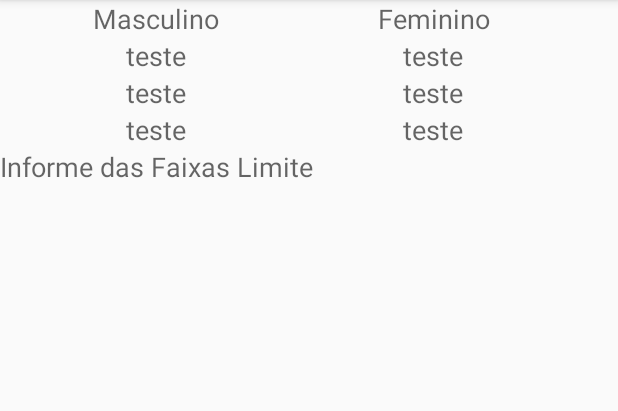
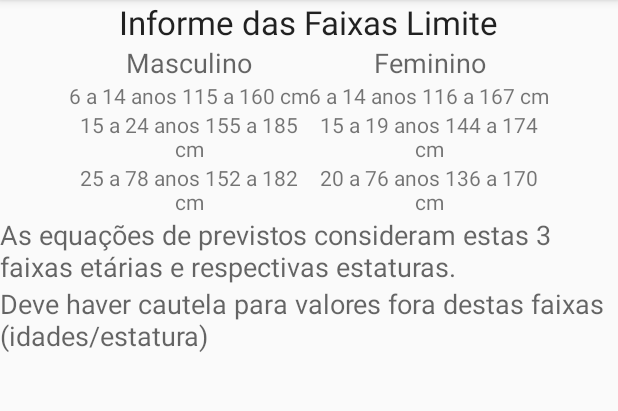
Before and after one commit to FabricaAppU9/Espirometria, an Android app: the FaixasLimiteActivity screen opened directly, with no data from a screen before it, on a phone screen of 412 x 824 dp, the part 84-495 px from its top. Run offline under Robolectric (Android 15) with nearby library versions, the phone set to English and light mode, and no system bars.

Commit message:
ProCalc - Atualização da Activity Faixas Limite #59: Inserção dos informes na tela

```diff
--- a/ProCalc/app/src/main/java/espirometria/fabricaapp/uninove/com/br/procalc/activities/MainActivity.java
+++ b/ProCalc/app/src/main/java/espirometria/fabricaapp/uninove/com/br/procalc/activities/MainActivity.java
@@ -1,12 +1,15 @@
 package espirometria.fabricaapp.uninove.com.br.procalc.activities;
 
+import android.app.Activity;
 import android.content.Intent;
+import android.renderscript.ScriptGroup;
 import android.support.v7.app.AppCompatActivity;
 import android.os.Bundle;
 import android.view.Menu;
 import android.view.MenuInflater;
 import android.view.MenuItem;
 import android.view.View;
+import android.view.inputmethod.InputMethodManager;
 import android.widget.Button;
 import android.widget.EditText;
 import android.widget.GridView;
@@ -50,6 +53,9 @@ public class MainActivity extends AppCompatActivity {
                 Calculo calculo = new Calculo();
 
                 updateListResult(calculo.calcular(pessoa));
+
+                InputMethodManager imm = (InputMethodManager) getSystemService(Activity.INPUT_METHOD_SERVICE);
+                imm.toggleSoftInput(InputMethodManager.HIDE_IMPLICIT_ONLY, 0);
 
             }
         });
--- a/ProCalc/app/src/main/res/layout/activity_faixas_limite.xml
+++ b/ProCalc/app/src/main/res/layout/activity_faixas_limite.xml
@@ -1,8 +1,30 @@
 <?xml version="1.0" encoding="utf-8"?>
+<RelativeLayout android:layout_width="match_parent" android:layout_height="match_parent"
+    xmlns:android="http://schemas.android.com/apk/res/android">
+
+    <LinearLayout
+        android:layout_width="wrap_content"
+        android:layout_height="wrap_content" android:layout_centerHorizontal="true"
+        android:id="@+id/Titulo">
+        <TextView
+            android:layout_width="wrap_content"
+            android:layout_height="wrap_content"
+            android:textAppearance="?android:attr/textAppearanceLarge"
+            android:text="@string/title_activity_faixas_limite"/>
+    </LinearLayout>
+
+    <LinearLayout
+        android:id="@+id/Tabela"
+        android:orientation="horizontal"
+        android:layout_width="wrap_content"
+        android:layout_height="wrap_content"
+        android:layout_below="@+id/Titulo"
+        android:layout_centerHorizontal="true">
+
         <TableLayout xmlns:android="http://schemas.android.com/apk/res/android"
         android:layout_width="match_parent"
-android:layout_height="wrap_content">
-
+        android:layout_height="wrap_content" android:gravity="center"
+            android:layout_gravity="center_horizontal">
             <TableRow
                 android:layout_width="wrap_content"
                 android:layout_gravity="center">
@@ -21,48 +43,82 @@ android:layout_height="wrap_content">
             <TableRow>
                 <TextView
                     android:layout_width="160dp"
-            android:text="teste"
-            android:textAppearance="?android:attr/textAppearanceMedium"
+                    android:text="@string/masculino1"
+                    android:textAppearance="?android:attr/textAppearanceSmall"
                     android:gravity="center"/>
                 <TextView
                     android:layout_width="160dp"
-            android:text="teste"
-            android:textAppearance="?android:attr/textAppearanceMedium"
+                    android:text="@string/feminino1"
+                    android:textAppearance="?android:attr/textAppearanceSmall"
                     android:gravity="center"/>
             </TableRow>
             <TableRow>
                 <TextView
                     android:layout_width="160dp"
-            android:text="teste"
-            android:textAppearance="?android:attr/textAppearanceMedium"
+                    android:text="@string/masculino2"
+                    android:textAppearance="?android:attr/textAppearanceSmall"
                     android:gravity="center"/>
                 <TextView
                     android:layout_width="160dp"
-            android:text="teste"
-            android:textAppearance="?android:attr/textAppearanceMedium"
+                    android:text="@string/feminino2"
+                    android:textAppearance="?android:attr/textAppearanceSmall"
                     android:gravity="center"/>
             </TableRow>
             <TableRow>
                 <TextView
                     android:layout_width="160dp"
-            android:text="teste"
-            android:textAppearance="?android:attr/textAppearanceMedium"
+                    android:text="@string/masculino3"
+                    android:textAppearance="?android:attr/textAppearanceSmall"
                     android:gravity="center"/>
                 <TextView
                     android:layout_width="160dp"
-            android:text="teste"
-            android:textAppearance="?android:attr/textAppearanceMedium"
+                    android:text="@string/feminino3"
+                    android:textAppearance="?android:attr/textAppearanceSmall"
                     android:gravity="center"/>
             </TableRow>
 
             <TableRow
                 android:layout_width="match_parent"
+                android:layout_height="match_parent"></TableRow>
+
+            <TableRow
+                android:layout_width="match_parent"
                 android:layout_height="match_parent">
-        <TextView
+
+            </TableRow>
+
+            <TableRow
                 android:layout_width="match_parent"
-            android:text="Informe das Faixas Limite"
-            android:textAppearance="?android:attr/textAppearanceMedium"
-            android:gravity="center"/>
+                android:layout_height="match_parent">
+
             </TableRow>
 
         </TableLayout>
+    </LinearLayout>
+
+    <LinearLayout
+        android:id="@+id/Para1"
+        android:orientation="horizontal"
+        android:layout_width="wrap_content"
+        android:layout_height="wrap_content"
+        android:layout_below="@+id/Tabela"
+        android:layout_centerHorizontal="true">
+        <TextView
+            android:layout_width="match_parent"
+            android:layout_height="wrap_content"
+            android:text="@string/InformeText"
+            android:textAppearance="?android:attr/textAppearanceMedium"/>
+    </LinearLayout>
+
+    <LinearLayout
+        android:layout_width="wrap_content"
+        android:layout_height="wrap_content"
+        android:layout_below="@+id/Para1"
+        android:layout_centerHorizontal="true">
+        <TextView
+            android:layout_width="match_parent"
+            android:layout_height="wrap_content"
+            android:text="@string/InformeText2"
+            android:textAppearance="?android:attr/textAppearanceMedium"/>
+    </LinearLayout>
+</RelativeLayout>
--- a/ProCalc/app/src/main/res/menu/menu_faixas_limite.xml
+++ b/ProCalc/app/src/main/res/menu/menu_faixas_limite.xml
@@ -3,8 +3,14 @@
     xmlns:tools="http://schemas.android.com/tools"
     tools:context="espirometria.fabricaapp.uninove.com.br.procalc.activities.FaixasLimiteActivity">
     <item
-        android:id="@+id/action_settings"
-        android:orderInCategory="100"
-        android:title="@string/action_settings"
-        app:showAsAction="never" />
+        android:id="@+id/actionSobre"
+        android:icon="@mipmap/ic_info_outline_white"
+        android:title="@string/btnSobre"
+        android:showAsAction="always"/>
+
+    <item
+        android:id="@+id/actionFaixas"
+        android:icon="@mipmap/ic_announcement_white_24dp"
+        android:title="Faixas Limite"
+        android:showAsAction="always"/>
 </menu>
--- a/ProCalc/app/src/main/res/values/strings.xml
+++ b/ProCalc/app/src/main/res/values/strings.xml
@@ -22,13 +22,21 @@
     <string name="btnSobre">Sobre</string>
 
     <!-- Activitie Informações -->
-    <string name="textoSobre">Calculadore de Previstos ou Teóricos para a população Brasileira
+    <string name="textoSobre">Calculadora de Previstos ou Teóricos para a população Brasileira
         De acordo com as equações de Pereira - 1992 {Pneumobil} e Mallozi - 19995
         Autor: Dr. Sérgio R. Nacif - Trabalho de Mestrado - Univap 2006</string>
 
     <string name="textoSobre4">Desenvolvido por: Fábrica de Apps Uninove - 2016</string>
 
-    <string name="title_activity_faixas_limite">FaixasLimiteActivity</string>
-    <string name="action_settings">Settings</string>
-    <string name="section_format">Hello World from section: %1$d</string>
+    <string name="title_activity_faixas_limite">Informe das Faixas Limite</string>
+    <string name="masculino1">6 a 14 anos  115 a 160 cm</string>
+    <string name="masculino2">15 a 24 anos  155 a 185 cm</string>
+    <string name="masculino3">25 a 78 anos  152 a 182 cm</string>
+
+    <string name="feminino1">6 a 14 anos  116 a 167 cm</string>
+    <string name="feminino2">15 a 19 anos  144 a 174 cm</string>
+    <string name="feminino3">20 a 76 anos  136 a 170 cm</string>
+
+    <string name="InformeText">As equações de previstos consideram estas 3 faixas etárias e respectivas estaturas.</string>
+    <string name="InformeText2">Deve haver cautela para valores fora destas faixas (idades/estatura)</string>
 </resources>
```
Lines whose indentation alone changed are shown as unchanged.
